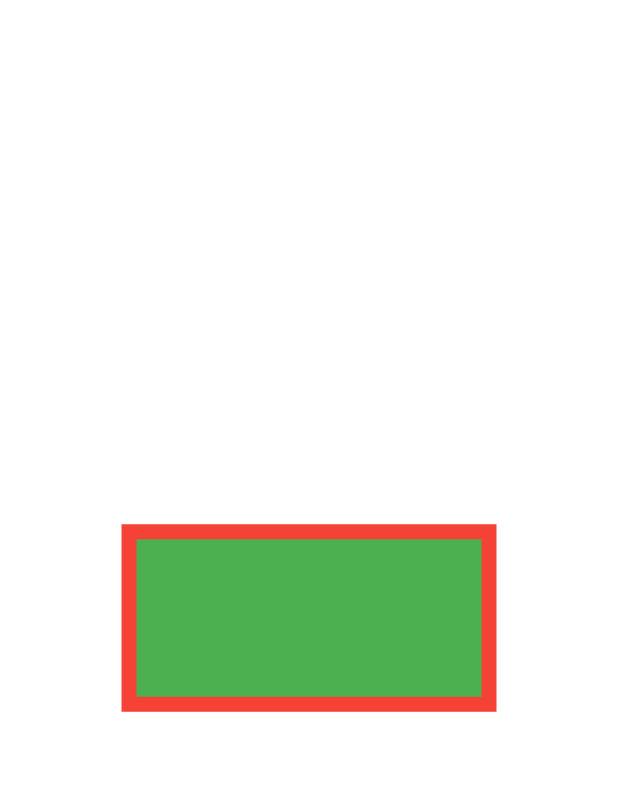
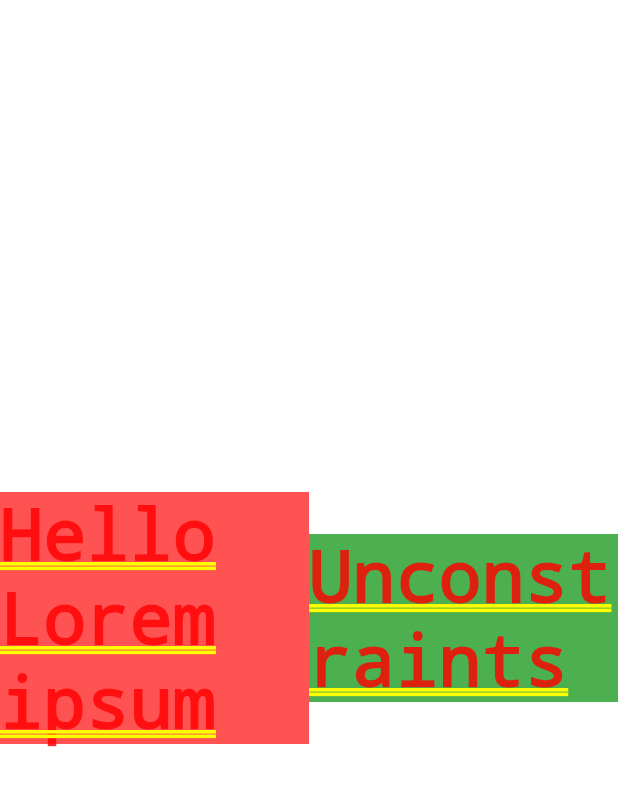
Before and after one commit to ihsanunot/flutter-1days, a Flutter app: the screen it shows after launch, on a phone screen of 412 x 824 dp. Shown: the top 786 px of the screen. Run offline on Flutter 3.47's test engine with Material 2 defaults, Android fonts, the phone set to English and light mode, and no system bars.

Commit message:
expanded_flexible_layout_row

```diff
--- a/lib/main.dart
+++ b/lib/main.dart
@@ -15,6 +15,10 @@ class MyApp extends StatelessWidget {
       theme: ThemeData(
         colorScheme: ColorScheme.fromSeed(seedColor: Colors.deepPurple),
         useMaterial3: true,
+        textTheme: const TextTheme(
+          bodyLarge: TextStyle(fontSize: 16),
+          bodyMedium: TextStyle(fontSize: 16),
+        ),
       ),
       home: const MyHomePage(),
     );
@@ -26,18 +30,21 @@ class MyHomePage extends StatelessWidget {
 
   @override
   Widget build(BuildContext context) {
-    return Center(
-      child: Container(
-        color: Colors.red,
-        width: 250,
-        height: 125,
-        padding: const EdgeInsets.all(10.0),
-        child: Container(
-          color: Colors.green,
-          width: 275,
-          height: 175,
+    return Row(
+      children: <Widget>[
+        Expanded(
+          child: Container(
+            color: Colors.redAccent,
+            child: Text('Hello Lorem ipsum'),
+          ),
         ),
-      ),
+        Expanded(
+          child: Container(
+            color: Colors.green,
+            child: Text('Unconstraints'),
+          ),
+        ),
+      ],
     );
-  }
-}
+  } // override -> cek README.md
+} //class // yg container ijo gak pake expanded //Expanded bisa diganti ke Flexible
```
Also changed, not shown: 1 other file.
